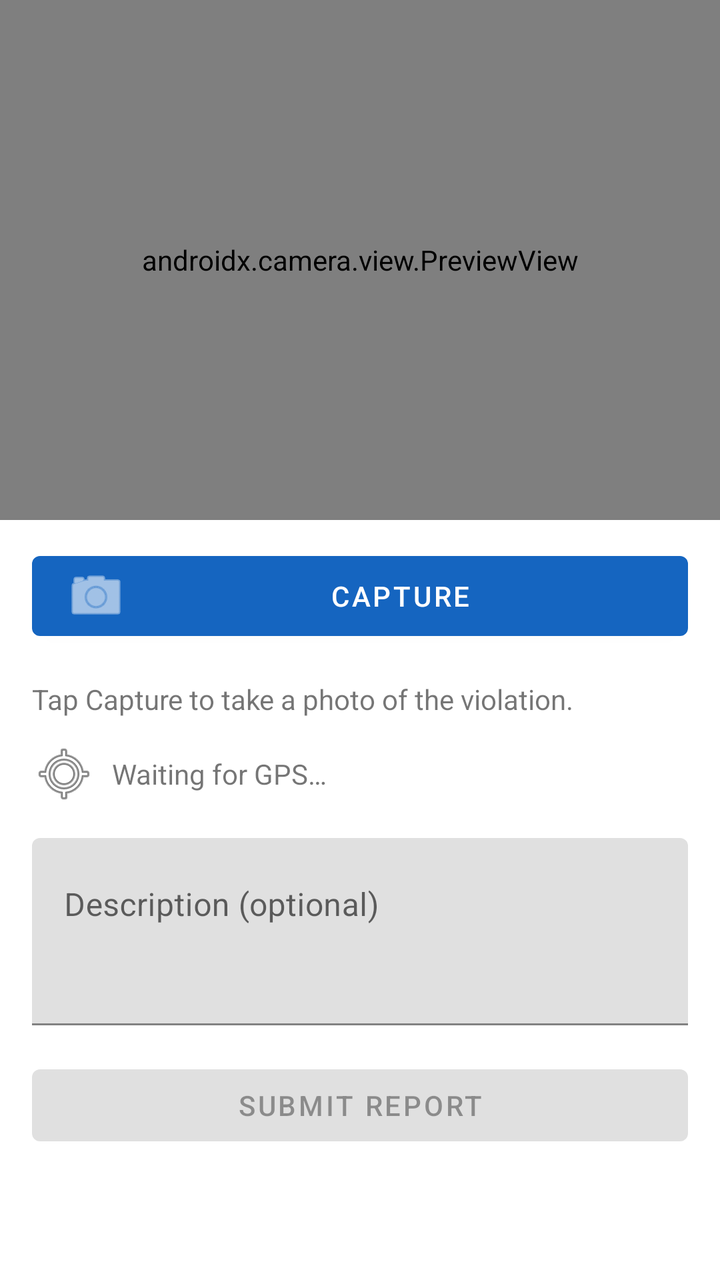
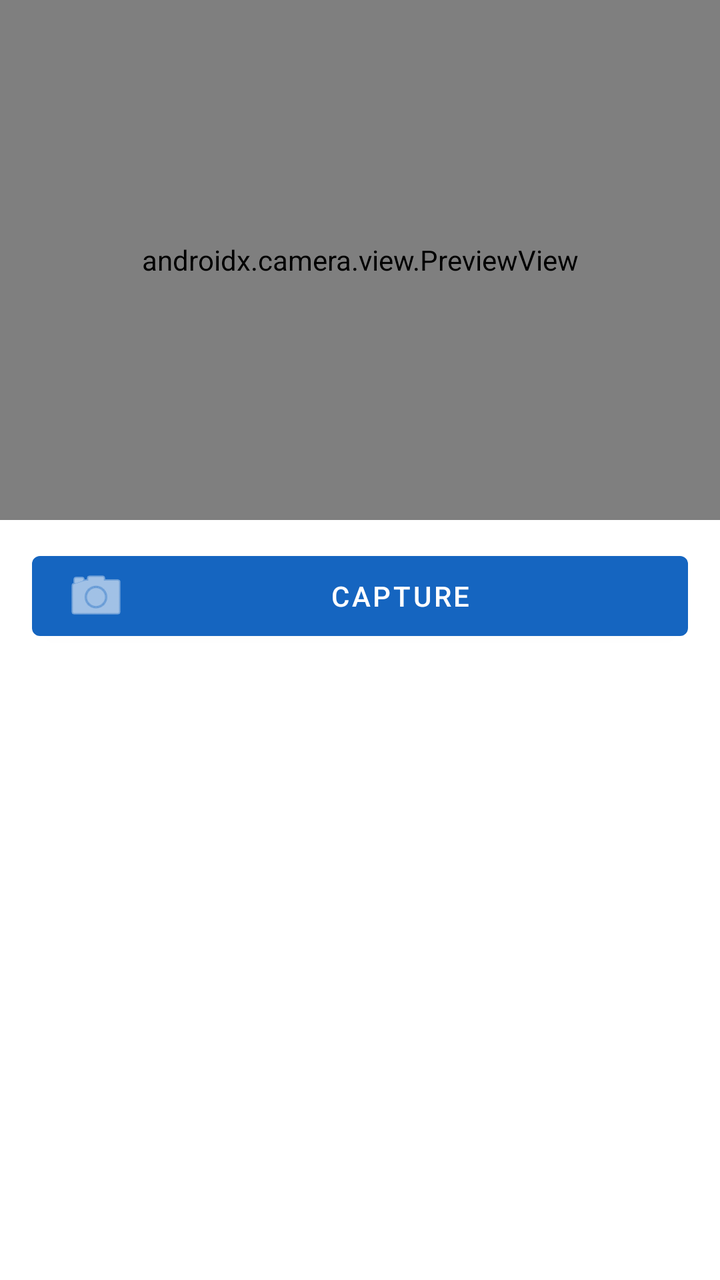

Screens rendered from an Android XML layout before and after an edit, with the pre-edit source and the edit as a unified diff.
<!-- AndroidManifest.xml: application theme Theme.CivicShield -->
<!-- res/layout/fragment_report_form.xml -->
<?xml version="1.0" encoding="utf-8"?>
<LinearLayout xmlns:android="http://schemas.android.com/apk/res/android"
    xmlns:app="http://schemas.android.com/apk/res-auto"
    android:layout_width="match_parent"
    android:layout_height="match_parent"
    android:orientation="vertical">

    <androidx.camera.view.PreviewView
        android:id="@+id/previewView"
        android:layout_width="match_parent"
        android:layout_height="260dp"
        android:background="#222" />

    <com.google.android.material.button.MaterialButton
        android:id="@+id/btnCapture"
        android:layout_width="match_parent"
        android:layout_height="wrap_content"
        android:layout_marginStart="16dp"
        android:layout_marginEnd="16dp"
        android:layout_marginTop="12dp"
        android:text="@string/btn_capture"
        app:icon="@android:drawable/ic_menu_camera" />

    <androidx.core.widget.NestedScrollView
        android:layout_width="match_parent"
        android:layout_height="0dp"
        android:layout_weight="1"
        android:padding="16dp">

        <LinearLayout
            android:layout_width="match_parent"
            android:layout_height="wrap_content"
            android:orientation="vertical">

            <TextView
                android:id="@+id/tvCapturedStatus"
                android:layout_width="match_parent"
                android:layout_height="wrap_content"
                android:text="@string/capture_prompt"
                android:textSize="14sp"
                android:layout_marginBottom="12dp" />

            <TextView
                android:id="@+id/tvLocation"
                android:layout_width="match_parent"
                android:layout_height="wrap_content"
                android:text="@string/loc_waiting"
                android:textSize="14sp"
                android:drawableStart="@android:drawable/ic_menu_mylocation"
                android:drawablePadding="8dp"
                android:gravity="center_vertical"
                android:layout_marginBottom="16dp" />

            <com.google.android.material.textfield.TextInputLayout
                android:id="@+id/tilDescription"
                android:layout_width="match_parent"
                android:layout_height="wrap_content"
                android:hint="@string/desc_hint">

                <com.google.android.material.textfield.TextInputEditText
                    android:id="@+id/etDescription"
                    android:layout_width="match_parent"
                    android:layout_height="wrap_content"
                    android:inputType="textMultiLine|textCapSentences"
                    android:minLines="3"
                    android:maxLines="5"
                    android:gravity="top|start"
                    android:imeOptions="actionDone" />
            </com.google.android.material.textfield.TextInputLayout>

            <com.google.android.material.button.MaterialButton
                android:id="@+id/btnSubmit"
                android:layout_width="match_parent"
                android:layout_height="wrap_content"
                android:layout_marginTop="16dp"
                android:enabled="false"
                android:text="@string/btn_submit" />

            <ProgressBar
                android:id="@+id/progress"
                android:layout_width="wrap_content"
                android:layout_height="wrap_content"
                android:layout_gravity="center"
                android:layout_marginTop="12dp"
                android:visibility="gone" />

        </LinearLayout>
    </androidx.core.widget.NestedScrollView>

</LinearLayout>
<!-- resources referenced by this layout -->
<resources>
  <string name="btn_capture">Capture</string>
  <string name="btn_submit">Submit Report</string>
  <string name="capture_prompt">Tap Capture to take a photo of the violation.</string>
  <string name="desc_hint">Description (optional)</string>
  <string name="loc_waiting">Waiting for GPS…</string>
  <style name="Theme.CivicShield" parent="Theme.MaterialComponents.DayNight.NoActionBar">
          <item name="colorPrimary">@color/primary</item>
          <item name="colorPrimaryVariant">@color/primary_dark</item>
          <item name="colorOnPrimary">@color/white</item>
          <item name="colorSecondary">@color/accent</item>
          <item name="colorOnSecondary">@color/white</item>
          <item name="android:statusBarColor" tools:targetApi="l">?attr/colorPrimaryVariant</item>
      </style>
  <color name="primary">#1565C0</color>
  <color name="primary_dark">#0D47A1</color>
  <color name="white">#FFFFFFFF</color>
  <color name="accent">#FF6F00</color>
</resources>

<!-- the commit's change to res/layout/fragment_report_form.xml (unified diff, before → after) -->
@@ -1,90 +1,164 @@
 <?xml version="1.0" encoding="utf-8"?>
-<LinearLayout xmlns:android="http://schemas.android.com/apk/res/android"
+<FrameLayout xmlns:android="http://schemas.android.com/apk/res/android"
     xmlns:app="http://schemas.android.com/apk/res-auto"
     android:layout_width="match_parent"
-    android:layout_height="match_parent"
-    android:orientation="vertical">
+    android:layout_height="match_parent">
 
-    <androidx.camera.view.PreviewView
-        android:id="@+id/previewView"
+    <LinearLayout
         android:layout_width="match_parent"
-        android:layout_height="260dp"
-        android:background="#222" />
+        android:layout_height="match_parent"
+        android:orientation="vertical">
 
-    <com.google.android.material.button.MaterialButton
-        android:id="@+id/btnCapture"
-        android:layout_width="match_parent"
-        android:layout_height="wrap_content"
-        android:layout_marginStart="16dp"
-        android:layout_marginEnd="16dp"
-        android:layout_marginTop="12dp"
-        android:text="@string/btn_capture"
-        app:icon="@android:drawable/ic_menu_camera" />
+        
+        <FrameLayout
+            android:layout_width="match_parent"
+            android:layout_height="260dp"
+            android:background="#222">
 
-    <androidx.core.widget.NestedScrollView
-        android:layout_width="match_parent"
-        android:layout_height="0dp"
-        android:layout_weight="1"
-        android:padding="16dp">
+            <androidx.camera.view.PreviewView
+                android:id="@+id/previewView"
+                android:layout_width="match_parent"
+                android:layout_height="match_parent" />
 
-        <LinearLayout
+            <ImageView
+                android:id="@+id/ivCaptured"
+                android:layout_width="match_parent"
+                android:layout_height="match_parent"
+                android:scaleType="centerCrop"
+                android:visibility="gone"
+                android:contentDescription="@string/capture_ready" />
+        </FrameLayout>
+
+        
+        <com.google.android.material.button.MaterialButton
+            android:id="@+id/btnCapture"
             android:layout_width="match_parent"
             android:layout_height="wrap_content"
-            android:orientation="vertical">
+            android:layout_marginStart="16dp"
+            android:layout_marginEnd="16dp"
+            android:layout_marginTop="12dp"
+            android:text="@string/btn_capture"
+            app:icon="@android:drawable/ic_menu_camera" />
 
-            <TextView
-                android:id="@+id/tvCapturedStatus"
+        
+        <LinearLayout
+            android:id="@+id/confirmRow"
+            android:layout_width="match_parent"
+            android:layout_height="wrap_content"
+            android:layout_marginStart="16dp"
+            android:layout_marginEnd="16dp"
+            android:layout_marginTop="12dp"
+            android:orientation="horizontal"
+            android:visibility="gone">
+
+            <com.google.android.material.button.MaterialButton
+                android:id="@+id/btnRetake"
+                style="@style/Widget.Material3.Button.OutlinedButton"
+                android:layout_width="0dp"
+                android:layout_height="wrap_content"
+                android:layout_marginEnd="6dp"
+                android:layout_weight="1"
+                android:text="@string/btn_retake" />
+
+            <com.google.android.material.button.MaterialButton
+                android:id="@+id/btnUsePhoto"
+                android:layout_width="0dp"
+                android:layout_height="wrap_content"
+                android:layout_marginStart="6dp"
+                android:layout_weight="1"
+                android:text="@string/btn_use_photo" />
+        </LinearLayout>
+
+        
+        <androidx.core.widget.NestedScrollView
+            android:id="@+id/formScroll"
+            android:layout_width="match_parent"
+            android:layout_height="0dp"
+            android:layout_weight="1"
+            android:padding="16dp"
+            android:visibility="gone">
+
+            <LinearLayout
                 android:layout_width="match_parent"
                 android:layout_height="wrap_content"
-                android:text="@string/capture_prompt"
-                android:textSize="14sp"
-                android:layout_marginBottom="12dp" />
+                android:orientation="vertical">
 
-            <TextView
-                android:id="@+id/tvLocation"
-                android:layout_width="match_parent"
-                android:layout_height="wrap_content"
-                android:text="@string/loc_waiting"
-                android:textSize="14sp"
-                android:drawableStart="@android:drawable/ic_menu_mylocation"
-                android:drawablePadding="8dp"
-                android:gravity="center_vertical"
-                android:layout_marginBottom="16dp" />
-
-            <com.google.android.material.textfield.TextInputLayout
-                android:id="@+id/tilDescription"
-                android:layout_width="match_parent"
-                android:layout_height="wrap_content"
-                android:hint="@string/desc_hint">
-
-                <com.google.android.material.textfield.TextInputEditText
-                    android:id="@+id/etDescription"
+                <TextView
+                    android:id="@+id/tvLocation"
                     android:layout_width="match_parent"
                     android:layout_height="wrap_content"
-                    android:inputType="textMultiLine|textCapSentences"
-                    android:minLines="3"
-                    android:maxLines="5"
-                    android:gravity="top|start"
-                    android:imeOptions="actionDone" />
-            </com.google.android.material.textfield.TextInputLayout>
+                    android:text="@string/loc_waiting"
+                    android:textSize="14sp"
+                    android:drawableStart="@android:drawable/ic_menu_mylocation"
+                    android:drawablePadding="8dp"
+                    android:gravity="center_vertical"
+                    android:layout_marginBottom="16dp" />
 
-            <com.google.android.material.button.MaterialButton
-                android:id="@+id/btnSubmit"
-                android:layout_width="match_parent"
-                android:layout_height="wrap_content"
-                android:layout_marginTop="16dp"
-                android:enabled="false"
-                android:text="@string/btn_submit" />
+                <com.google.android.material.textfield.TextInputLayout
+                    android:id="@+id/tilDescription"
+                    android:layout_width="match_parent"
+                    android:layout_height="wrap_content"
+                    android:hint="@string/desc_hint">
 
-            <ProgressBar
-                android:id="@+id/progress"
-                android:layout_width="wrap_content"
-                android:layout_height="wrap_content"
-                android:layout_gravity="center"
-                android:layout_marginTop="12dp"
-                android:visibility="gone" />
+                    <com.google.android.material.textfield.TextInputEditText
+                        android:id="@+id/etDescription"
+                        android:layout_width="match_parent"
+                        android:layout_height="wrap_content"
+                        android:inputType="textMultiLine|textCapSentences"
+                        android:minLines="3"
+                        android:maxLines="5"
+                        android:gravity="top|start"
+                        android:imeOptions="actionDone" />
+                </com.google.android.material.textfield.TextInputLayout>
 
-        </LinearLayout>
-    </androidx.core.widget.NestedScrollView>
+                <com.google.android.material.button.MaterialButton
+                    android:id="@+id/btnSubmit"
+                    android:layout_width="match_parent"
+                    android:layout_height="wrap_content"
+                    android:layout_marginTop="16dp"
+                    android:enabled="false"
+                    android:text="@string/btn_submit" />
 
-</LinearLayout>
+                <ProgressBar
+                    android:id="@+id/progress"
+                    android:layout_width="wrap_content"
+                    android:layout_height="wrap_content"
+                    android:layout_gravity="center"
+                    android:layout_marginTop="12dp"
+                    android:visibility="gone" />
+            </LinearLayout>
+        </androidx.core.widget.NestedScrollView>
+    </LinearLayout>
+
+    
+    <FrameLayout
+        android:id="@+id/successOverlay"
+        android:layout_width="match_parent"
+        android:layout_height="match_parent"
+        android:background="#E6FFFFFF"
+        android:clickable="true"
+        android:focusable="true"
+        android:visibility="gone">
+
+        <com.airbnb.lottie.LottieAnimationView
+            android:id="@+id/lottieSuccess"
+            android:layout_width="220dp"
+            android:layout_height="220dp"
+            android:layout_gravity="center"
+            app:lottie_autoPlay="false"
+            app:lottie_loop="false" />
+
+        <TextView
+            android:id="@+id/tvSuccess"
+            android:layout_width="wrap_content"
+            android:layout_height="wrap_content"
+            android:layout_gravity="center"
+            android:layout_marginTop="200dp"
+            android:paddingHorizontal="32dp"
+            android:gravity="center"
+            android:textColor="#1565C0"
+            android:textSize="16sp"
+            android:textStyle="bold"
+            android:text="@string/capture_ready" />
+    </FrameLayout>
+</FrameLayout>
<!-- resource entries referenced after the edit -->
@@ -1,8 +1,10 @@
 <!-- resources referenced by this layout -->
 <resources>
   <string name="btn_capture">Capture</string>
+  <string name="btn_retake">Retake</string>
   <string name="btn_submit">Submit Report</string>
-  <string name="capture_prompt">Tap Capture to take a photo of the violation.</string>
+  <string name="btn_use_photo">Use this photo</string>
+  <string name="capture_ready">Image captured. Ready to submit.</string>
   <string name="desc_hint">Description (optional)</string>
   <string name="loc_waiting">Waiting for GPS…</string>
   <style name="Theme.CivicShield" parent="Theme.MaterialComponents.DayNight.NoActionBar">
